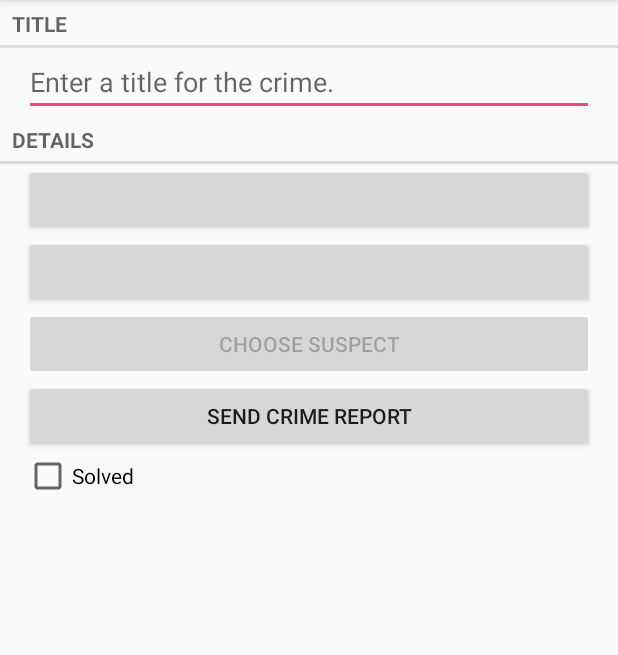
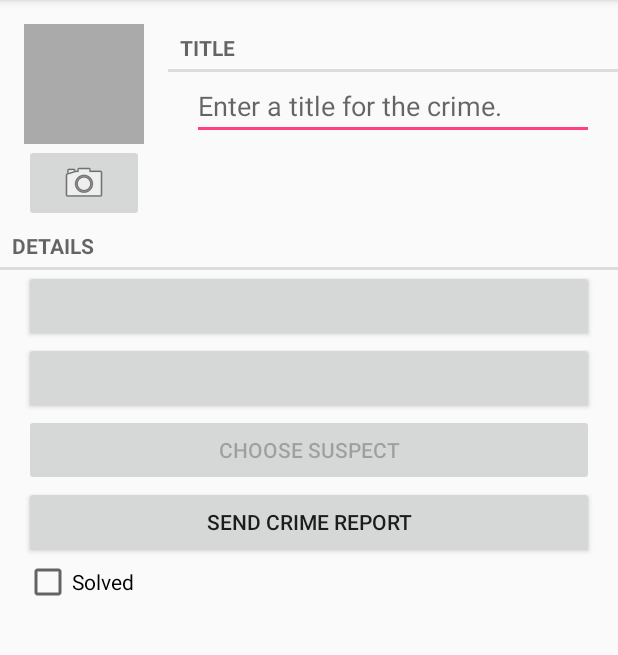
Before and after one commit to Hultron/BigNerdRanch2, an Android app: the fragment CrimeFragment shown on its own in the app's theme, on a phone screen of 412 x 824 dp, the part 84-739 px from its top. Run offline under Robolectric (Android 15) with nearby library versions, the phone set to English and light mode, and no system bars; 9 statements that could not run were skipped.

Commit message:
使用Intent拍照开始

```diff
--- a/CriminalIntent/src/main/java/com/hultron/bignerdranch2/CrimeFragment.java
+++ b/CriminalIntent/src/main/java/com/hultron/bignerdranch2/CrimeFragment.java
@@ -23,6 +23,8 @@ import android.widget.Button;
 import android.widget.CheckBox;
 import android.widget.CompoundButton;
 import android.widget.EditText;
+import android.widget.ImageButton;
+import android.widget.ImageView;
 
 import java.util.Date;
 import java.util.UUID;
@@ -43,6 +45,9 @@ public class CrimeFragment extends Fragment {
     private CheckBox mSolvedCheckBox;
     private Button mReportButton;
     private Button mSuspectButton;
+    private ImageButton mPhotoButton;
+    private ImageView mPhotoView;
+
 
     @Override
     public void onCreate(Bundle savedInstanceState) {
@@ -137,6 +142,9 @@ public class CrimeFragment extends Fragment {
         if (mCrime.getSuspect() != null) {
             mSuspectButton.setText(mCrime.getSuspect());
         }
+
+        mPhotoButton = (ImageButton) view.findViewById(R.id.crime_camera);
+        mPhotoView = (ImageView) view.findViewById(R.id.crime_photo);
 
         PackageManager packageManager = getActivity().getPackageManager();
         if (packageManager.resolveActivity(pickContact,
--- a/CriminalIntent/src/main/res/layout/fragment_crime.xml
+++ b/CriminalIntent/src/main/res/layout/fragment_crime.xml
@@ -5,21 +5,7 @@
               android:orientation="vertical"
     >
 
-    <TextView
-        style="?android:listSeparatorTextViewStyle"
-        android:layout_width="match_parent"
-        android:layout_height="wrap_content"
-        android:text="@string/crime_title_label"
-        />
-
-    <EditText
-        android:id="@+id/crime_title"
-        android:layout_width="match_parent"
-        android:layout_height="wrap_content"
-        android:layout_marginLeft="16dp"
-        android:layout_marginRight="16dp"
-        android:hint="@string/crime_title_hint"
-        />
+    <include layout="@layout/view_camera_and_title" />
 
     <TextView
         style="?android:listSeparatorTextViewStyle"
--- /dev/null
+++ b/CriminalIntent/src/main/res/layout/view_camera_and_title.xml
@@ -0,0 +1,53 @@
+<?xml version="1.0" encoding="utf-8"?>
+<LinearLayout xmlns:android="http://schemas.android.com/apk/res/android"
+              android:layout_width="match_parent"
+              android:layout_height="wrap_content"
+              android:layout_marginLeft="16dp"
+              android:layout_marginTop="16dp">
+
+    <LinearLayout
+        android:layout_width="wrap_content"
+        android:layout_height="wrap_content"
+        android:layout_marginRight="16dp"
+        android:layout_marginEnd="16dp"
+        android:orientation="vertical">
+
+        <ImageView
+            android:id="@+id/crime_photo"
+            android:layout_width="80dp"
+            android:layout_height="80dp"
+            android:background="@android:color/darker_gray"
+            android:cropToPadding="true"
+            android:scaleType="centerInside"/>
+
+        <ImageButton
+            android:id="@+id/crime_camera"
+            android:layout_width="match_parent"
+            android:layout_height="wrap_content"
+            android:src="@android:drawable/ic_menu_camera"/>
+    </LinearLayout>
+
+    <LinearLayout
+        android:layout_width="wrap_content"
+        android:layout_height="wrap_content"
+        android:orientation="vertical"
+        android:layout_weight="1">
+        <TextView
+            style="?android:listSeparatorTextViewStyle"
+            android:layout_width="match_parent"
+            android:layout_height="wrap_content"
+            android:text="@string/crime_title_label"
+            />
+
+        <EditText
+            android:id="@+id/crime_title"
+            android:layout_width="match_parent"
+            android:layout_height="wrap_content"
+            android:layout_marginLeft="16dp"
+            android:layout_marginRight="16dp"
+            android:hint="@string/crime_title_hint"
+            />
+
+    </LinearLayout>
+
+</LinearLayout>
```
